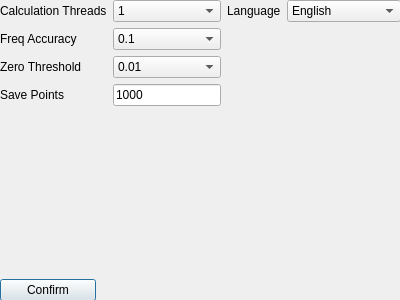
First picture: the form in GuidedMode/sSettingDialog.ui, repository mrchipset/GuidedModeGUI, before the edit.
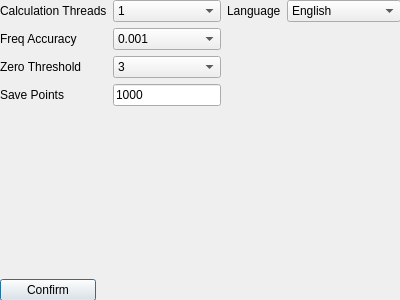
Second picture: the form after the edit.

Commit message: Finish the core calculation module and fix some UI bugs

```diff
--- a/GuidedMode/sSettingDialog.ui
+++ b/GuidedMode/sSettingDialog.ui
@@ -156,16 +156,6 @@
           <height>16777215</height>
          </size>
         </property>
-        <item>
-         <property name="text">
-          <string>0.1</string>
-         </property>
-        </item>
-        <item>
-         <property name="text">
-          <string>0.01</string>
-         </property>
-        </item>
         <item>
          <property name="text">
           <string>0.001</string>
@@ -210,7 +200,7 @@
        <widget class="QComboBox" name="UI_CB_ZERO_THRESHOLD">
         <item>
          <property name="text">
-          <string>0.01</string>
+          <string>3</string>
          </property>
         </item>
         <item>
```
Left out of the diff: 19 changed lines with no effect on the pictures. The commit also changes 6 other files.
